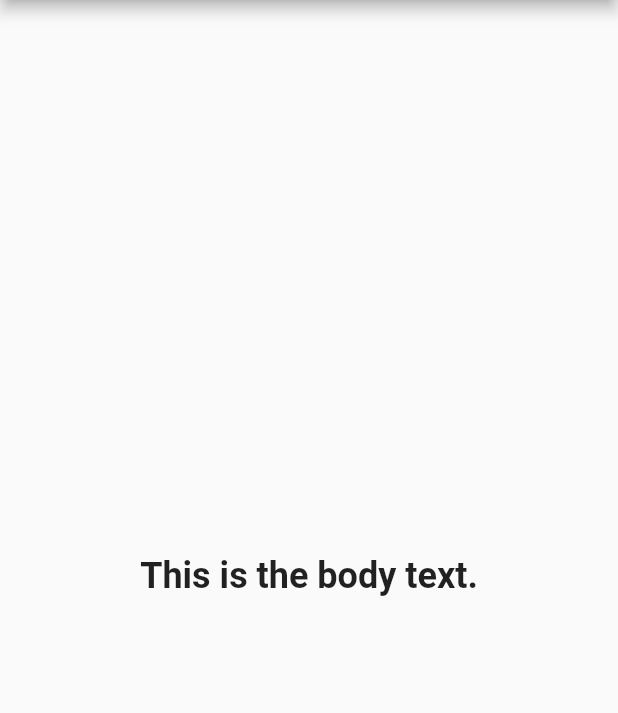
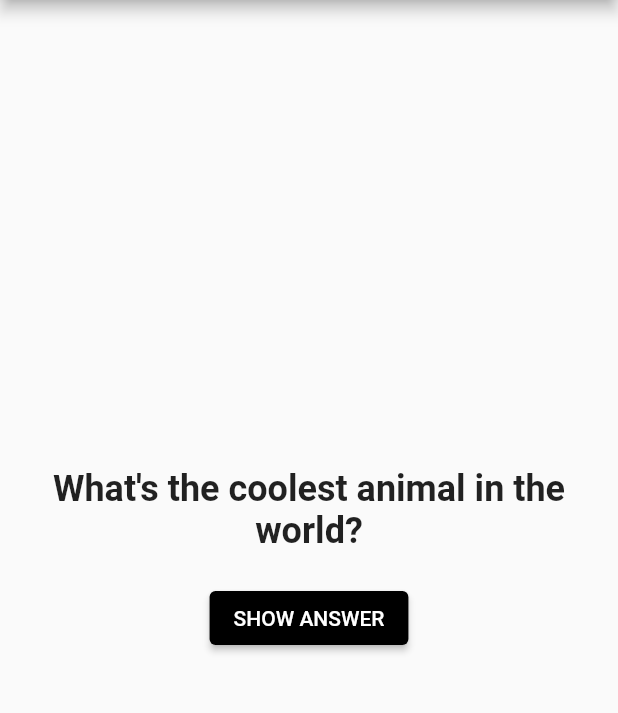
Before and after one commit to emagioli/change_text, a Flutter app: the screen it shows after launch, on a phone screen of 412 x 824 dp, the part 84-797 px from its top. Run offline on Flutter 3.47's test engine with Material 2 defaults, Android fonts, the phone set to English and light mode, and no system bars.

Commit message:
button changes the text, button styling matches theme

```diff
--- a/lib/main.dart
+++ b/lib/main.dart
@@ -1,7 +1,7 @@
-// 1) Create a new Flutter App (in this project) and output an AppBar and some text
-// below it
 // 2) Add a button which changes the text (to any other text of your choice)
 // 3) Split the app into three widgets: App, TextControl & Text
+
+// ignore_for_file: prefer_const_constructors
 
 import 'package:flutter/material.dart';
 
@@ -13,6 +13,14 @@ class MyApp extends StatefulWidget {
 }
 
 class _MyAppState extends State<MyApp> {
+  String _bodyText = "What's the coolest animal in the world?";
+
+  void _changeText() {
+    setState(() {
+      _bodyText = "It's the raccoon, of course!";
+    });
+  }
+
   @override
   Widget build(BuildContext context) {
     return MaterialApp(
@@ -22,15 +30,29 @@ class _MyAppState extends State<MyApp> {
           title: Text("Change Text App"),
           backgroundColor: Colors.black,
         ),
-        body: Container(
-          child: Center(
-            child: Text(
-              "This is the body text.",
-              style: TextStyle(
-                fontSize: 24,
-                fontWeight: FontWeight.bold,
+        body: Center(
+          child: Column(
+            mainAxisAlignment: MainAxisAlignment.center,
+            children: [
+              Text(
+                _bodyText,
+                textAlign: TextAlign.center,
+                style: TextStyle(
+                  fontSize: 24,
+                  fontWeight: FontWeight.bold,
+                ),
               ),
-            ),
+              Container(
+                padding: const EdgeInsets.all(20.0),
+                child: ElevatedButton(
+                  onPressed: _changeText,
+                  style: ElevatedButton.styleFrom(
+                    primary: Colors.black,
+                  ),
+                  child: Text("SHOW ANSWER"),
+                ),
+              )
+            ],
           ),
         ),
       ),
```
